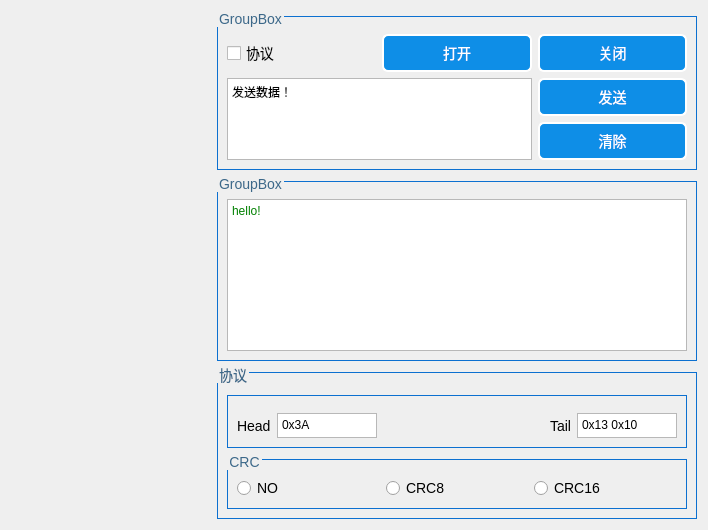
Before: the Qt Designer form userui/serialportui.ui in pkzju/super, drawn with Qt 5.
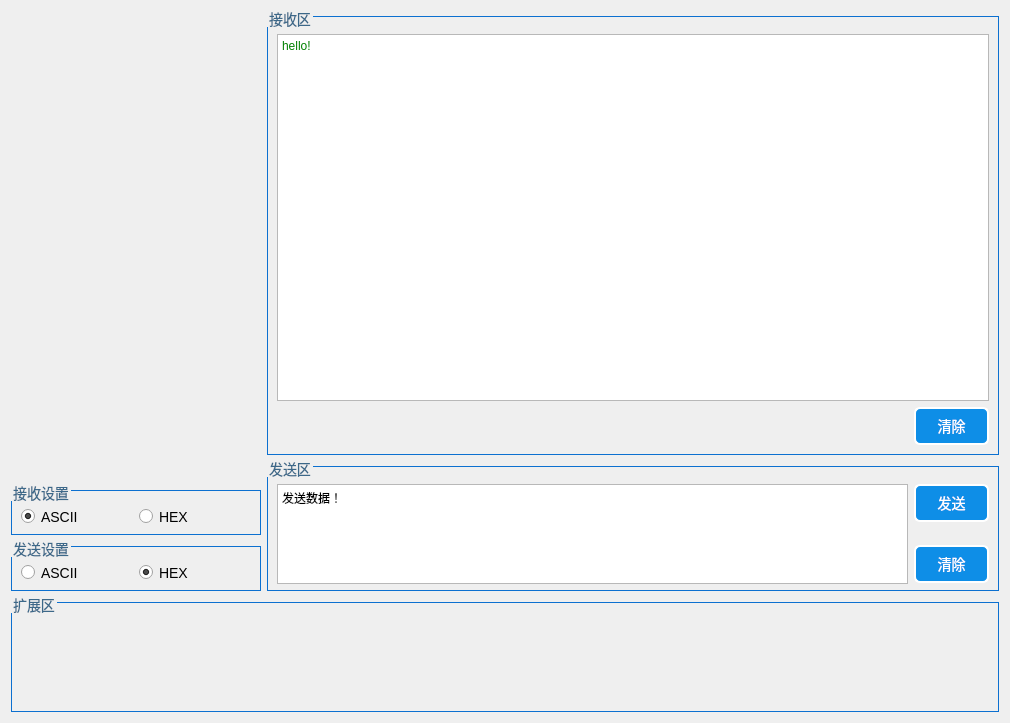
After: the same form once the commit is applied. Custom widgets are drawn as their Qt base class.

```diff
--- a/userui/serialportui.ui
+++ b/userui/serialportui.ui
@@ -6,8 +6,8 @@
    <rect>
     <x>0</x>
     <y>0</y>
-    <width>708</width>
-    <height>530</height>
+    <width>1010</width>
+    <height>723</height>
    </rect>
   </property>
   <property name="windowTitle">
@@ -73,80 +73,117 @@
 }
 </string>
   </property>
-  <layout class="QGridLayout" name="gridLayout_4">
-   <item row="0" column="0" rowspan="3">
+  <layout class="QGridLayout" name="gridLayout_2">
+   <item row="0" column="0" rowspan="2">
     <widget class="SerialPortSettingsDialog" name="widget" native="true">
+     <property name="sizePolicy">
+      <sizepolicy hsizetype="Fixed" vsizetype="Fixed">
+       <horstretch>0</horstretch>
+       <verstretch>0</verstretch>
+      </sizepolicy>
+     </property>
      <property name="minimumSize">
       <size>
-       <width>200</width>
-       <height>400</height>
+       <width>250</width>
+       <height>450</height>
+      </size>
+     </property>
+     <property name="maximumSize">
+      <size>
+       <width>250</width>
+       <height>450</height>
       </size>
      </property>
     </widget>
    </item>
    <item row="0" column="1">
+    <widget class="QGroupBox" name="groupBox">
+     <property name="title">
+      <string>接收区</string>
+     </property>
+     <layout class="QGridLayout" name="gridLayout_5">
+      <item row="0" column="0" colspan="2">
+       <widget class="QTextBrowser" name="textBrowser">
+        <property name="html">
+         <string>&lt;!DOCTYPE HTML PUBLIC &quot;-//W3C//DTD HTML 4.0//EN&quot; &quot;http://www.w3.org/TR/REC-html40/strict.dtd&quot;&gt;
+&lt;html&gt;&lt;head&gt;&lt;meta name=&quot;qrichtext&quot; content=&quot;1&quot; /&gt;&lt;style type=&quot;text/css&quot;&gt;
+p, li { white-space: pre-wrap; }
+&lt;/style&gt;&lt;/head&gt;&lt;body style=&quot; font-family:'SimSun'; font-size:9pt; font-weight:400; font-style:normal;&quot;&gt;
+&lt;p style=&quot; margin-top:0px; margin-bottom:0px; margin-left:0px; margin-right:0px; -qt-block-indent:0; text-indent:0px;&quot;&gt;hello!&lt;/p&gt;&lt;/body&gt;&lt;/html&gt;</string>
+        </property>
+       </widget>
+      </item>
+      <item row="1" column="0">
+       <spacer name="horizontalSpacer">
+        <property name="orientation">
+         <enum>Qt::Horizontal</enum>
+        </property>
+        <property name="sizeHint" stdset="0">
+         <size>
+          <width>632</width>
+          <height>20</height>
+         </size>
+        </property>
+       </spacer>
+      </item>
+      <item row="1" column="1">
+       <widget class="QPushButton" name="pushButton_Clear_3">
+        <property name="sizePolicy">
+         <sizepolicy hsizetype="Fixed" vsizetype="Fixed">
+          <horstretch>0</horstretch>
+          <verstretch>0</verstretch>
+         </sizepolicy>
+        </property>
+        <property name="minimumSize">
+         <size>
+          <width>75</width>
+          <height>38</height>
+         </size>
+        </property>
+        <property name="text">
+         <string>清除</string>
+        </property>
+       </widget>
+      </item>
+     </layout>
+    </widget>
+   </item>
+   <item row="1" column="1" rowspan="3">
     <widget class="QGroupBox" name="groupBox_2">
+     <property name="sizePolicy">
+      <sizepolicy hsizetype="Preferred" vsizetype="Fixed">
+       <horstretch>0</horstretch>
+       <verstretch>0</verstretch>
+      </sizepolicy>
+     </property>
+     <property name="minimumSize">
+      <size>
+       <width>0</width>
+       <height>130</height>
+      </size>
+     </property>
+     <property name="maximumSize">
+      <size>
+       <width>16777213</width>
+       <height>130</height>
+      </size>
+     </property>
      <property name="title">
-      <string>GroupBox</string>
+      <string>发送区</string>
      </property>
      <layout class="QGridLayout" name="gridLayout">
-      <item row="0" column="0">
-       <widget class="QCheckBox" name="checkBox_Protocol">
-        <property name="text">
-         <string>协议</string>
-        </property>
-       </widget>
-      </item>
-      <item row="0" column="1">
-       <widget class="QPushButton" name="pushButton_Open">
+      <item row="0" column="0" rowspan="3">
+       <widget class="QTextEdit" name="textEdit_Send_2">
         <property name="sizePolicy">
-         <sizepolicy hsizetype="Minimum" vsizetype="Fixed">
+         <sizepolicy hsizetype="Preferred" vsizetype="Fixed">
           <horstretch>0</horstretch>
           <verstretch>0</verstretch>
          </sizepolicy>
         </property>
         <property name="minimumSize">
          <size>
-          <width>75</width>
-          <height>38</height>
-         </size>
-        </property>
-        <property name="text">
-         <string>打开</string>
-        </property>
-       </widget>
-      </item>
-      <item row="0" column="2">
-       <widget class="QPushButton" name="pushButton_Close">
-        <property name="sizePolicy">
-         <sizepolicy hsizetype="Minimum" vsizetype="Fixed">
-          <horstretch>0</horstretch>
-          <verstretch>0</verstretch>
-         </sizepolicy>
-        </property>
-        <property name="minimumSize">
-         <size>
-          <width>75</width>
-          <height>38</height>
-         </size>
-        </property>
-        <property name="text">
-         <string>关闭</string>
-        </property>
-       </widget>
-      </item>
-      <item row="1" column="0" rowspan="2" colspan="2">
-       <widget class="QTextEdit" name="textEdit_Send">
-        <property name="sizePolicy">
-         <sizepolicy hsizetype="Minimum" vsizetype="Fixed">
-          <horstretch>0</horstretch>
-          <verstretch>30</verstretch>
-         </sizepolicy>
-        </property>
-        <property name="minimumSize">
-         <size>
-          <width>130</width>
-          <height>50</height>
+          <width>0</width>
+          <height>100</height>
          </size>
         </property>
         <property name="maximumSize">
@@ -164,10 +201,10 @@
         </property>
        </widget>
       </item>
-      <item row="1" column="2">
-       <widget class="QPushButton" name="pushButton_Send">
+      <item row="0" column="1">
+       <widget class="QPushButton" name="pushButton_Send_2">
         <property name="sizePolicy">
-         <sizepolicy hsizetype="Minimum" vsizetype="Fixed">
+         <sizepolicy hsizetype="Fixed" vsizetype="Fixed">
           <horstretch>0</horstretch>
           <verstretch>0</verstretch>
          </sizepolicy>
@@ -183,10 +220,23 @@
         </property>
        </widget>
       </item>
-      <item row="2" column="2">
-       <widget class="QPushButton" name="pushButton_Clear">
+      <item row="1" column="1">
+       <spacer name="verticalSpacer">
+        <property name="orientation">
+         <enum>Qt::Vertical</enum>
+        </property>
+        <property name="sizeHint" stdset="0">
+         <size>
+          <width>20</width>
+          <height>9</height>
+         </size>
+        </property>
+       </spacer>
+      </item>
+      <item row="2" column="1">
+       <widget class="QPushButton" name="pushButton_Clear_2">
         <property name="sizePolicy">
-         <sizepolicy hsizetype="Minimum" vsizetype="Fixed">
+         <sizepolicy hsizetype="Fixed" vsizetype="Fixed">
           <horstretch>0</horstretch>
           <verstretch>0</verstretch>
          </sizepolicy>
@@ -205,164 +255,105 @@
      </layout>
     </widget>
    </item>
-   <item row="1" column="1">
-    <widget class="QGroupBox" name="groupBox">
+   <item row="2" column="0">
+    <widget class="QGroupBox" name="groupBox_5">
+     <property name="sizePolicy">
+      <sizepolicy hsizetype="Fixed" vsizetype="Fixed">
+       <horstretch>0</horstretch>
+       <verstretch>0</verstretch>
+      </sizepolicy>
+     </property>
+     <property name="minimumSize">
+      <size>
+       <width>250</width>
+       <height>50</height>
+      </size>
+     </property>
+     <property name="maximumSize">
+      <size>
+       <width>250</width>
+       <height>50</height>
+      </size>
+     </property>
      <property name="title">
-      <string>GroupBox</string>
+      <string>接收设置</string>
      </property>
-     <layout class="QHBoxLayout" name="horizontalLayout">
-      <item>
-       <widget class="QTextBrowser" name="textBrowser">
-        <property name="html">
-         <string>&lt;!DOCTYPE HTML PUBLIC &quot;-//W3C//DTD HTML 4.0//EN&quot; &quot;http://www.w3.org/TR/REC-html40/strict.dtd&quot;&gt;
-&lt;html&gt;&lt;head&gt;&lt;meta name=&quot;qrichtext&quot; content=&quot;1&quot; /&gt;&lt;style type=&quot;text/css&quot;&gt;
-p, li { white-space: pre-wrap; }
-&lt;/style&gt;&lt;/head&gt;&lt;body style=&quot; font-family:'SimSun'; font-size:9pt; font-weight:400; font-style:normal;&quot;&gt;
-&lt;p style=&quot; margin-top:0px; margin-bottom:0px; margin-left:0px; margin-right:0px; -qt-block-indent:0; text-indent:0px;&quot;&gt;hello!&lt;/p&gt;&lt;/body&gt;&lt;/html&gt;</string>
+     <layout class="QGridLayout" name="gridLayout_4">
+      <item row="0" column="0">
+       <widget class="QRadioButton" name="radioButton_3">
+        <property name="text">
+         <string>ASCII</string>
         </property>
+        <property name="checked">
+         <bool>true</bool>
+        </property>
        </widget>
       </item>
+      <item row="0" column="1">
+       <widget class="QRadioButton" name="radioButton_4">
+        <property name="text">
+         <string>HEX</string>
+        </property>
+       </widget>
+      </item>
      </layout>
     </widget>
    </item>
-   <item row="2" column="1">
+   <item row="3" column="0">
+    <widget class="QGroupBox" name="groupBox_4">
+     <property name="sizePolicy">
+      <sizepolicy hsizetype="Fixed" vsizetype="Fixed">
+       <horstretch>0</horstretch>
+       <verstretch>0</verstretch>
+      </sizepolicy>
+     </property>
+     <property name="minimumSize">
+      <size>
+       <width>250</width>
+       <height>50</height>
+      </size>
+     </property>
+     <property name="maximumSize">
+      <size>
+       <width>250</width>
+       <height>50</height>
+      </size>
+     </property>
+     <property name="title">
+      <string>发送设置</string>
+     </property>
+     <layout class="QGridLayout" name="gridLayout_3">
+      <item row="0" column="0">
+       <widget class="QRadioButton" name="radioButton">
+        <property name="text">
+         <string>ASCII</string>
+        </property>
+       </widget>
+      </item>
+      <item row="0" column="1">
+       <widget class="QRadioButton" name="radioButton_2">
+        <property name="text">
+         <string>HEX</string>
+        </property>
+        <property name="checked">
+         <bool>true</bool>
+        </property>
+       </widget>
+      </item>
+     </layout>
+    </widget>
+   </item>
+   <item row="4" column="0" colspan="2">
     <widget class="QGroupBox" name="groupBox_3">
+     <property name="sizePolicy">
+      <sizepolicy hsizetype="Expanding" vsizetype="Expanding">
+       <horstretch>0</horstretch>
+       <verstretch>0</verstretch>
+      </sizepolicy>
+     </property>
      <property name="title">
-      <string>协议</string>
+      <string>扩展区</string>
      </property>
-     <layout class="QGridLayout" name="gridLayout_2">
-      <item row="0" column="0">
-       <widget class="QGroupBox" name="groupBox_5">
-        <property name="sizePolicy">
-         <sizepolicy hsizetype="Minimum" vsizetype="Preferred">
-          <horstretch>0</horstretch>
-          <verstretch>0</verstretch>
-         </sizepolicy>
-        </property>
-        <property name="title">
-         <string/>
-        </property>
-        <layout class="QGridLayout" name="gridLayout_3">
-         <item row="0" column="0">
-          <widget class="QLabel" name="label">
-           <property name="text">
-            <string>Head</string>
-           </property>
-          </widget>
-         </item>
-         <item row="0" column="1">
-          <widget class="QPlainTextEdit" name="plainTextEdit_Head">
-           <property name="sizePolicy">
-            <sizepolicy hsizetype="Minimum" vsizetype="Fixed">
-             <horstretch>0</horstretch>
-             <verstretch>0</verstretch>
-            </sizepolicy>
-           </property>
-           <property name="minimumSize">
-            <size>
-             <width>50</width>
-             <height>25</height>
-            </size>
-           </property>
-           <property name="maximumSize">
-            <size>
-             <width>100</width>
-             <height>30</height>
-            </size>
-           </property>
-           <property name="plainText">
-            <string>0x3A</string>
-           </property>
-          </widget>
-         </item>
-         <item row="0" column="2">
-          <spacer name="horizontalSpacer">
-           <property name="orientation">
-            <enum>Qt::Horizontal</enum>
-           </property>
-           <property name="sizeHint" stdset="0">
-            <size>
-             <width>153</width>
-             <height>20</height>
-            </size>
-           </property>
-          </spacer>
-         </item>
-         <item row="0" column="3">
-          <widget class="QLabel" name="label_2">
-           <property name="text">
-            <string>Tail</string>
-           </property>
-          </widget>
-         </item>
-         <item row="0" column="4">
-          <widget class="QPlainTextEdit" name="plainTextEdit_Tail">
-           <property name="sizePolicy">
-            <sizepolicy hsizetype="Minimum" vsizetype="Fixed">
-             <horstretch>0</horstretch>
-             <verstretch>0</verstretch>
-            </sizepolicy>
-           </property>
-           <property name="minimumSize">
-            <size>
-             <width>50</width>
-             <height>25</height>
-            </size>
-           </property>
-           <property name="maximumSize">
-            <size>
-             <width>100</width>
-             <height>30</height>
-            </size>
-           </property>
-           <property name="plainText">
-            <string>0x13 0x10</string>
-           </property>
-          </widget>
-         </item>
-        </layout>
-       </widget>
-      </item>
-      <item row="1" column="0">
-       <widget class="QGroupBox" name="groupBox_4">
-        <property name="title">
-         <string>CRC</string>
-        </property>
-        <layout class="QHBoxLayout" name="horizontalLayout_2">
-         <item>
-          <widget class="QRadioButton" name="radioButton_CRCNO">
-           <property name="whatsThis">
-            <string>1</string>
-           </property>
-           <property name="text">
-            <string>NO   </string>
-           </property>
-          </widget>
-         </item>
-         <item>
-          <widget class="QRadioButton" name="radioButton_CRC8">
-           <property name="whatsThis">
-            <string>2</string>
-           </property>
-           <property name="text">
-            <string>CRC8 </string>
-           </property>
-          </widget>
-         </item>
-         <item>
-          <widget class="QRadioButton" name="radioButton_CRC16">
-           <property name="whatsThis">
-            <string>3</string>
-           </property>
-           <property name="text">
-            <string>CRC16</string>
-           </property>
-          </widget>
-         </item>
-        </layout>
-       </widget>
-      </item>
-     </layout>
     </widget>
    </item>
   </layout>
```
